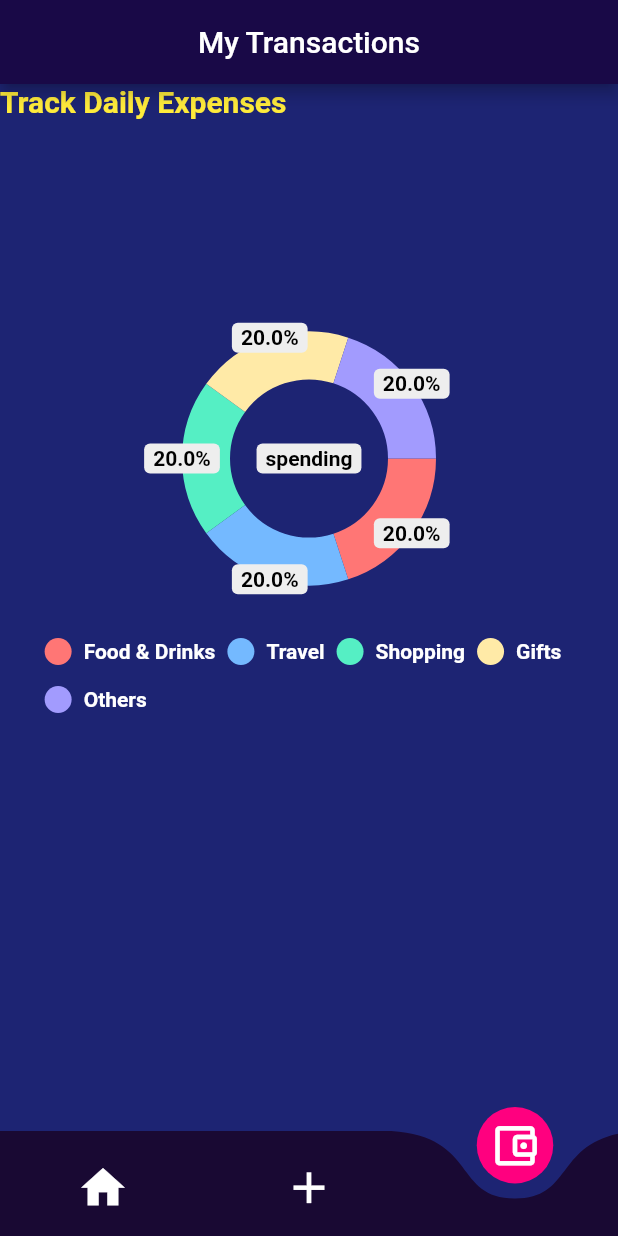
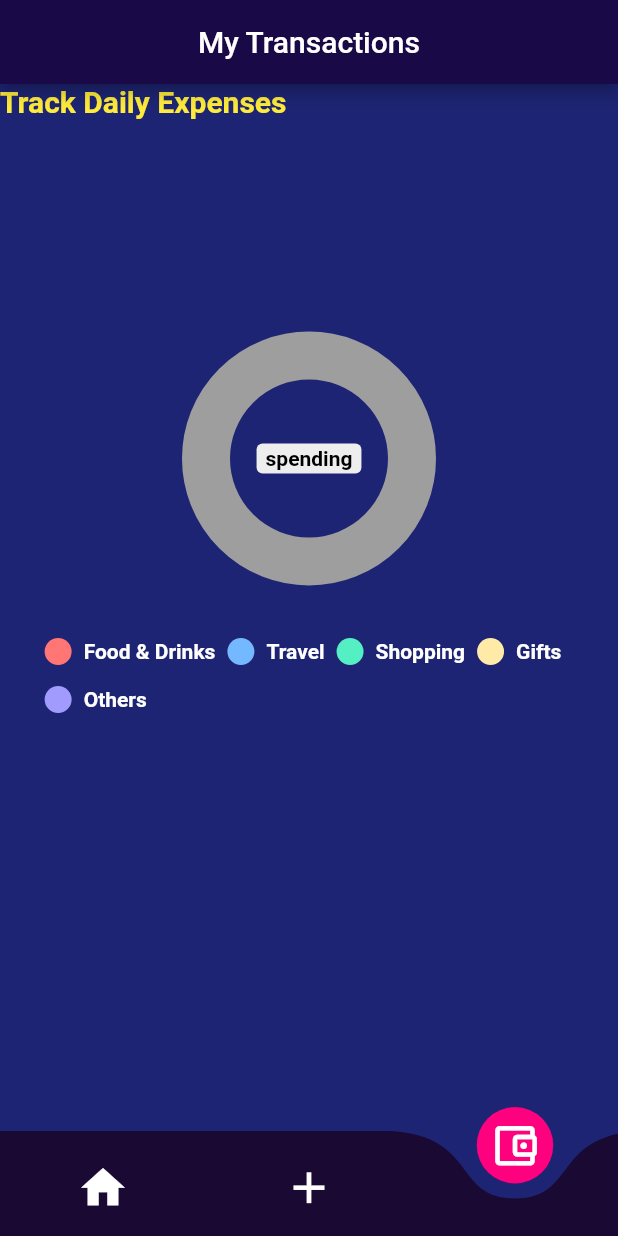
Before and after one commit to Grumppie/Hiyo, a Flutter app: the screen it shows after launch, item 3 of the bottom bar chosen, on a phone screen of 412 x 824 dp. Run offline on Flutter 3.47's test engine with Material 2 defaults, Android fonts, the phone set to English and light mode, and no system bars; drawn by our look-alikes of curved_navigation_bar, pie_chart; our stand-ins replace cloud_firestore, firebase_auth, firebase_core, shared_preferences; accounts and stored records are empty; network calls fail.

```diff
--- a/lib/Providers/expense_provider.dart
+++ b/lib/Providers/expense_provider.dart
@@ -61,6 +61,7 @@ class MainExpenseList with ChangeNotifier {
   }
 
   void setRemaining() {
+    expenses = 0;
     for (int i = 0; i < _expense!.length; i++) {
       expenses += int.parse(_expense![i].amount);
     }
--- a/lib/screens/statistics/create_page.dart
+++ b/lib/screens/statistics/create_page.dart
@@ -16,12 +16,8 @@ class _StatsPageState extends State<StatsPage> {
 
   List<Expense>? expenseList = UserSimplePreferences.getExpenses();
 
-  late Map<String, double> dataMap;
-
-  @override
-  void initState() {
-    if (expenseList != null) {
-      dataMap = {
+  late Map<String, double> dataMap = (expenseList != null)
+      ? {
           "Food & Drinks": expenseList
               ?.where((e) => e.category == "Food & Drinks")
               .toList()
@@ -42,17 +38,14 @@ class _StatsPageState extends State<StatsPage> {
               ?.where((e) => e.category == "Others")
               .toList()
               .length as double,
+        }
+      : {
+          "Food & Drinks": 0,
+          "Travel": 0,
+          "Shopping": 0,
+          "Gifts": 0,
+          "Others": 0,
         };
-    } else {
-      dataMap = {
-        "Food & Drinks": 1,
-        "Travel": 1,
-        "Shopping": 1,
-        "Gifts": 1,
-        "Others": 1,
-      };
-    }
-  }
 
   get floatingActionButton => null;
 
```
Lines whose indentation alone changed are shown as unchanged.
